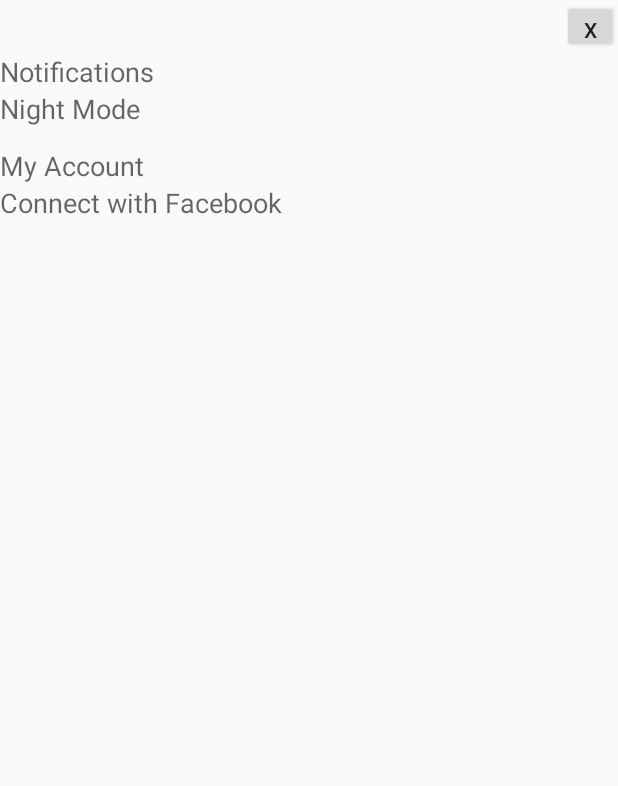
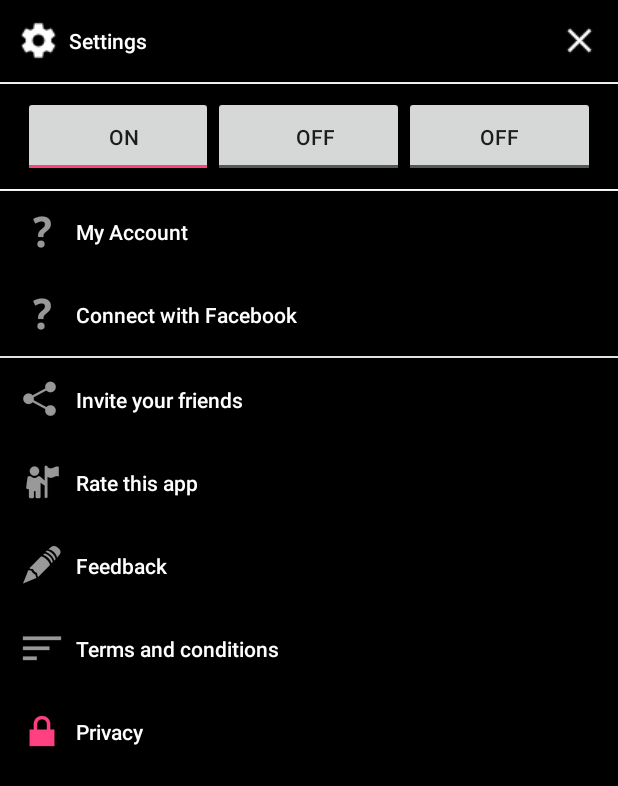
Before and after one commit to dipankar08/FlipNews, an Android app: the screen it shows after launch (MainActivity), after a tap on "Options", on a phone screen of 412 x 824 dp. Shown: the top 786 px of the screen. Run offline under Robolectric (Android 15) with nearby library versions, the phone set to English and light mode, and no system bars; libraries missing offline, so code that uses them is left out: com.loopj.android, cz.msebera.android; Roboto replaces fonts that are not available here; 5 statements that could not run were skipped.

Commit message:
New layout for settings, embeded animation and some other changes.

```diff
--- a/client/app/src/main/java/in/peerreview/FlipNews/Activities/MainActivity.java
+++ b/client/app/src/main/java/in/peerreview/FlipNews/Activities/MainActivity.java
@@ -121,6 +121,7 @@ public class MainActivity extends ActionBarActivity {
 
     public void backMain(View view) {
         startActivity(new Intent(getApplicationContext(),MainActivity.class).setFlags(Intent.FLAG_ACTIVITY_CLEAR_TOP));
+        overridePendingTransition(R.anim.fadein, R.anim.fadeout);
     }
 
     public ViewFlipper getFlipper(){return flipper;}
--- /dev/null
+++ b/client/app/src/main/res/anim/fadein.xml
@@ -0,0 +1,7 @@
+<?xml version="1.0" encoding="utf-8"?>
+<alpha
+    xmlns:android="http://schemas.android.com/apk/res/android"
+    android:interpolator="@android:anim/accelerate_interpolator"
+    android:fromAlpha="0.0"
+    android:toAlpha="1.0"
+    android:duration="500" />
--- /dev/null
+++ b/client/app/src/main/res/anim/fadeout.xml
@@ -0,0 +1,7 @@
+<?xml version="1.0" encoding="utf-8"?>
+<alpha
+    xmlns:android="http://schemas.android.com/apk/res/android"
+    android:interpolator="@android:anim/accelerate_interpolator"
+    android:fromAlpha="1.0"
+    android:toAlpha="0.0"
+    android:duration="500" />
--- a/client/app/src/main/res/layout/settings.xml
+++ b/client/app/src/main/res/layout/settings.xml
@@ -2,48 +2,193 @@
 <LinearLayout xmlns:android="http://schemas.android.com/apk/res/android"
     android:orientation="vertical"
     android:layout_width="match_parent"
-    android:background="#10ffffff"
+    android:background="#000000"
+    android:alpha="1.0"
     android:layout_height="match_parent"
     android:weightSum="1">
 
     <Button
-        android:layout_width="37dp"
-        android:layout_height="35dp"
-        android:text="X"
-        android:id="@+id/button"
+        android:layout_width="match_parent"
+        android:layout_height="wrap_content"
+        android:text="  Settings"
+        android:id="@+id/backToMain"
+        android:background="#000000"
+        android:textColor="#FFFFFF"
         android:onClick="backMain"
-        android:layout_gravity="right" />
+        android:drawableLeft="@drawable/ic_settings_white_18dp"
+        android:drawableRight="@drawable/ic_clear_white_18dp"
+        android:layout_gravity="center_horizontal"
+        android:layout_weight="0.02"
+        android:paddingStart="12dp"
+        android:paddingEnd="12dp"
+        android:textAllCaps="false"
+        android:textAlignment="textStart"
+        android:singleLine="false" />
 
-    <TextView
-        android:layout_width="wrap_content"
+    <View
+        android:layout_width="match_parent"
+        android:layout_height="1dp"
+        android:background="#FFFFFF"/>
+
+    <LinearLayout
+        android:orientation="horizontal"
+        android:layout_width="fill_parent"
+        android:paddingStart="15dp"
+        android:paddingEnd="15dp"
+        android:paddingTop="8dp"
+        android:paddingBottom="8dp"
+        android:layout_height="70dp">
+
+        <ToggleButton
+            android:layout_width="0dp"
+            android:state_focused="true"
+            android:state_enabled="true"
+            android:layout_height="fill_parent"
+            android:paddingRight="3dp"
+            android:id="@+id/notification"
+            android:src="@drawable/ic_notifications_white_18dp"
+            android:layout_weight="1"
+            android:checked="true" />
+
+        <ToggleButton
+            android:layout_width="0dp"
+            android:layout_height="fill_parent"
+            android:paddingRight="3dp"
+            android:id="@+id/hdimage"
+            android:src="@drawable/ic_image_white_18dp"
+            android:layout_weight="1" />
+
+        <ToggleButton
+            android:layout_width="0dp"
+            android:layout_height="fill_parent"
+            android:id="@+id/nightmode"
+            android:src="@drawable/ic_wb_incandescent_white_18dp"
+            android:layout_weight="1" />
+
+    </LinearLayout>
+
+    <View
+        android:layout_width="match_parent"
+        android:layout_height="1dp"
+        android:background="#FFFFFF"/>
+
+    <Button
+        android:layout_width="match_parent"
         android:layout_height="wrap_content"
-        android:textAppearance="?android:attr/textAppearanceMedium"
-        android:text="Notifications"
-        android:id="@+id/textView3" />
+        android:text="  My Account"
+        android:id="@+id/myAccount"
+        android:background="#000000"
+        android:textColor="#FFFFFF"
+        android:drawableLeft="@android:drawable/ic_menu_help"
+        android:layout_gravity="center_horizontal"
+        android:layout_weight="0.02"
+        android:paddingStart="12dp"
+        android:paddingEnd="12dp"
+        android:paddingBottom="-10dp"
+        android:textAlignment="textStart"
+        android:textAllCaps="false"
+        android:singleLine="false" />
 
-    <TextView
-        android:layout_width="wrap_content"
+    <Button
+        android:layout_width="match_parent"
         android:layout_height="wrap_content"
-        android:textAppearance="?android:attr/textAppearanceMedium"
-        android:text="Night Mode"
-        android:id="@+id/textView"
-        android:layout_weight="0.02" />
+        android:text="  Connect with Facebook"
+        android:id="@+id/connectWithFacebook"
+        android:background="#000000"
+        android:textColor="#FFFFFF"
+        android:drawableLeft="@android:drawable/ic_menu_help"
+        android:layout_gravity="center_horizontal"
+        android:layout_weight="0.02"
+        android:paddingStart="12dp"
+        android:paddingEnd="12dp"
+        android:textAlignment="textStart"
+        android:textAllCaps="false"
+        android:singleLine="false" />
 
-    <Space
+    <View
         android:layout_width="match_parent"
-        android:layout_height="wrap_content" />
+        android:layout_height="1dp"
+        android:background="#FFFFFF"/>
 
-    <TextView
-        android:layout_width="wrap_content"
+    <Button
+        android:layout_width="match_parent"
         android:layout_height="wrap_content"
-        android:textAppearance="?android:attr/textAppearanceMedium"
-        android:text="My Account"
-        android:id="@+id/textView2" />
+        android:text="  Invite your friends"
+        android:id="@+id/inviteYourFriends"
+        android:background="#000000"
+        android:textColor="#FFFFFF"
+        android:drawableLeft="@android:drawable/ic_menu_share"
+        android:layout_gravity="center_horizontal"
+        android:layout_weight="0.02"
+        android:paddingStart="12dp"
+        android:paddingEnd="12dp"
+        android:textAlignment="textStart"
+        android:textAllCaps="false"
+        android:singleLine="false" />
 
-    <TextView
-        android:layout_width="wrap_content"
+    <Button
+        android:layout_width="match_parent"
         android:layout_height="wrap_content"
-        android:textAppearance="?android:attr/textAppearanceMedium"
-        android:text="Connect with Facebook"
-        android:id="@+id/textView4" />
+        android:text="  Rate this app"
+        android:id="@+id/rateThisApp"
+        android:background="#000000"
+        android:textColor="#FFFFFF"
+        android:drawableLeft="@android:drawable/ic_menu_myplaces"
+        android:layout_gravity="center_horizontal"
+        android:layout_weight="0.02"
+        android:paddingStart="12dp"
+        android:paddingEnd="12dp"
+        android:textAlignment="textStart"
+        android:textAllCaps="false"
+        android:singleLine="false" />
+
+    <Button
+        android:layout_width="match_parent"
+        android:layout_height="wrap_content"
+        android:text="  Feedback"
+        android:id="@+id/feedback"
+        android:background="#000000"
+        android:textColor="#FFFFFF"
+        android:drawableLeft="@android:drawable/ic_menu_edit"
+        android:layout_gravity="center_horizontal"
+        android:layout_weight="0.02"
+        android:paddingStart="12dp"
+        android:paddingEnd="12dp"
+        android:textAlignment="textStart"
+        android:singleLine="false"
+        android:textAllCaps="false"
+        android:contextClickable="false" />
+
+    <Button
+        android:layout_width="match_parent"
+        android:layout_height="wrap_content"
+        android:text="  Terms and conditions"
+        android:id="@+id/termsAndConditions"
+        android:background="#000000"
+        android:textColor="#FFFFFF"
+        android:drawableLeft="@android:drawable/ic_menu_sort_by_size"
+        android:layout_gravity="center_horizontal"
+        android:layout_weight="0.02"
+        android:paddingStart="12dp"
+        android:paddingEnd="12dp"
+        android:textAlignment="textStart"
+        android:textAllCaps="false"
+        android:singleLine="false" />
+
+    <Button
+        android:layout_width="match_parent"
+        android:layout_height="wrap_content"
+        android:text="  Privacy"
+        android:id="@+id/privacy"
+        android:background="#000000"
+        android:textColor="#FFFFFF"
+        android:drawableLeft="@android:drawable/ic_lock_lock"
+        android:layout_gravity="center_horizontal"
+        android:layout_weight="0.02"
+        android:paddingStart="12dp"
+        android:paddingEnd="12dp"
+        android:textAlignment="textStart"
+        android:textAllCaps="false"
+        android:singleLine="false" />
+
 </LinearLayout>
--- a/client/app/src/main/res/values/styles.xml
+++ b/client/app/src/main/res/values/styles.xml
@@ -9,5 +9,8 @@
         <item name="windowActionBar">false</item>
         <item name="windowNoTitle">true</item>
     </style>
+    <style name="MyButton" parent="Widget.AppCompat.Button">
+        <item name="android:textAllCaps">false</item>
+    </style>
 
 </resources>
```
Also changed, not shown: client/app/src/main/res/drawable/ic_clear_white_18dp.png (added), client/app/src/main/res/drawable/ic_image_white_18dp.png (added), client/app/src/main/res/drawable/ic_notifications_white_18dp.png (added), client/app/src/main/res/drawable/ic_settings_white_18dp.png (added), client/app/src/main/res/drawable/ic_wb_incandescent_white_18dp.png (added).
